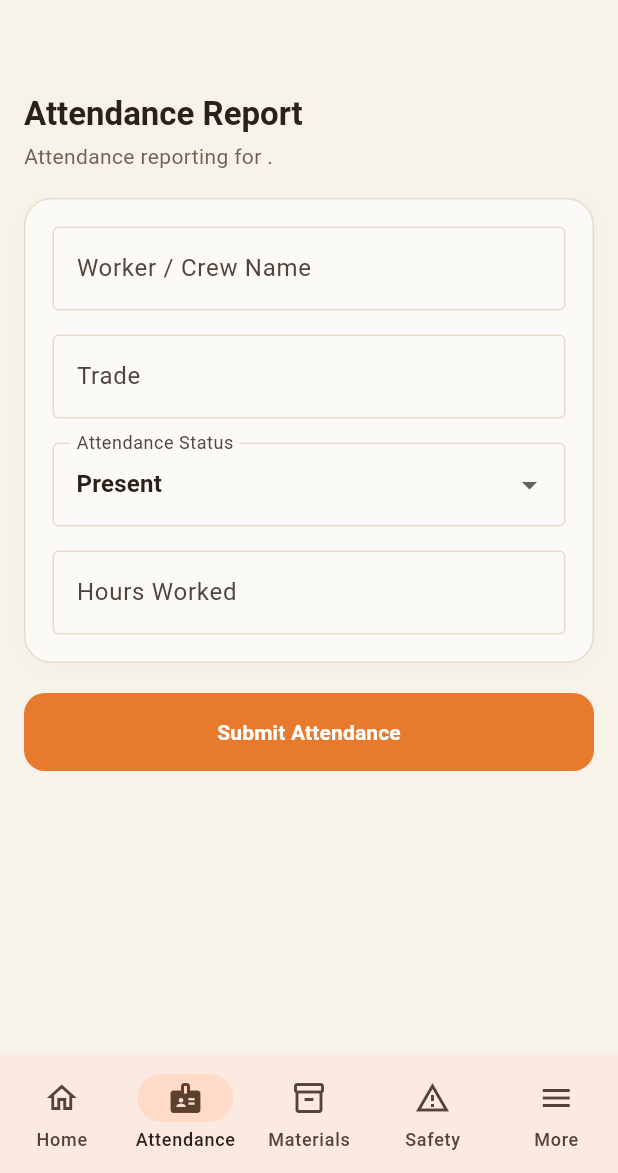
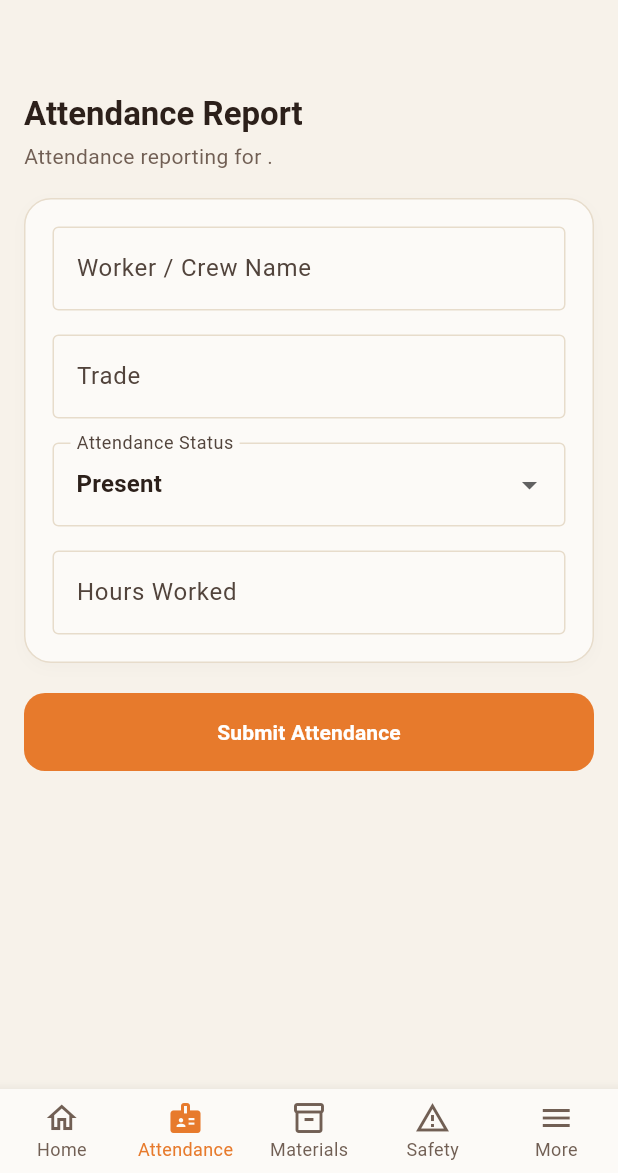
Before and after one commit to kalviumcommunity/Brixel, a Flutter app: the AppNavigationShell screen opened directly with empty values, item 2 of the bottom bar chosen, on a phone screen of 412 x 824 dp, the part 63-1236 px from its top. Run offline on Flutter 3.47's test engine with Material 3 defaults, Android fonts, the phone set to English and light mode, and no system bars; our stand-ins replace cloud_firestore, firebase_auth, firebase_core, firebase_storage; accounts and stored records are empty.

Commit message:
feat(navigation): implement bottom navigation bar with indexed stack state preservation

```diff
--- a/lib/features/navigation/screens/app_navigation_shell.dart
+++ b/lib/features/navigation/screens/app_navigation_shell.dart
@@ -1,3 +1,4 @@
+import 'package:brixel/core/theme/brixel_theme.dart';
 import 'package:brixel/features/attendance/screens/attendance_form_screen.dart';
 import 'package:brixel/features/auth/widgets/logout_button.dart';
 import 'package:brixel/features/materials/screens/material_form_screen.dart';
@@ -8,23 +9,40 @@ import 'package:brixel/shared/widgets/brixel_section_card.dart';
 import 'package:flutter/material.dart';
 
 class AppNavigationShell extends StatefulWidget {
-  const AppNavigationShell({super.key, required this.site});
+  const AppNavigationShell({
+    super.key,
+    required this.site,
+    this.initialIndex = 0,
+  });
 
   final Site site;
+  final int initialIndex;
 
   @override
   State<AppNavigationShell> createState() => _AppNavigationShellState();
 }
 
 class _AppNavigationShellState extends State<AppNavigationShell> {
-  int _selectedIndex = 0;
+  late int _selectedIndex;
 
-  late final List<Widget> _screens;
+  late List<Widget> _screens;
 
   @override
   void initState() {
     super.initState();
+    _selectedIndex = widget.initialIndex;
+    _buildScreens();
+  }
 
+  @override
+  void didUpdateWidget(covariant AppNavigationShell oldWidget) {
+    super.didUpdateWidget(oldWidget);
+    if (oldWidget.site != widget.site) {
+      _buildScreens();
+    }
+  }
+
+  void _buildScreens() {
     _screens = [
       SiteDashboardScreen(site: widget.site),
       AttendanceFormScreen(siteName: widget.site.name),
@@ -48,32 +66,48 @@ class _AppNavigationShellState extends State<AppNavigationShell> {
   @override
   Widget build(BuildContext context) {
     return Scaffold(
-      body: IndexedStack(index: _selectedIndex, children: _screens),
-      bottomNavigationBar: NavigationBar(
-        selectedIndex: _selectedIndex,
-        onDestinationSelected: _selectDestination,
-        destinations: const [
-          NavigationDestination(
+      // Task 4: Preserve each tab's state & scroll position using IndexedStack
+      body: IndexedStack(
+        index: _selectedIndex,
+        children: _screens,
+      ),
+      // Task 1, 2 & 3: BottomNavigationBar switching screens and tracking selected tab
+      bottomNavigationBar: BottomNavigationBar(
+        currentIndex: _selectedIndex,
+        onTap: _selectDestination,
+        type: BottomNavigationBarType.fixed,
+        backgroundColor: BrixelColors.surface,
+        selectedItemColor: BrixelColors.primary,
+        unselectedItemColor: BrixelColors.secondaryText,
+        selectedFontSize: 12,
+        unselectedFontSize: 12,
+        elevation: 8,
+        items: const [
+          BottomNavigationBarItem(
             icon: Icon(Icons.home_outlined),
-            selectedIcon: Icon(Icons.home),
+            activeIcon: Icon(Icons.home),
             label: 'Home',
           ),
-          NavigationDestination(
+          BottomNavigationBarItem(
             icon: Icon(Icons.badge_outlined),
-            selectedIcon: Icon(Icons.badge),
+            activeIcon: Icon(Icons.badge),
             label: 'Attendance',
           ),
-          NavigationDestination(
+          BottomNavigationBarItem(
             icon: Icon(Icons.inventory_2_outlined),
-            selectedIcon: Icon(Icons.inventory_2),
+            activeIcon: Icon(Icons.inventory_2),
             label: 'Materials',
           ),
-          NavigationDestination(
+          BottomNavigationBarItem(
             icon: Icon(Icons.warning_amber_outlined),
-            selectedIcon: Icon(Icons.warning_amber),
+            activeIcon: Icon(Icons.warning_amber),
             label: 'Safety',
           ),
-          NavigationDestination(icon: Icon(Icons.menu), label: 'More'),
+          BottomNavigationBarItem(
+            icon: Icon(Icons.menu),
+            activeIcon: Icon(Icons.menu),
+            label: 'More',
+          ),
         ],
       ),
     );
```
Also changed, not shown: 2 other files.
